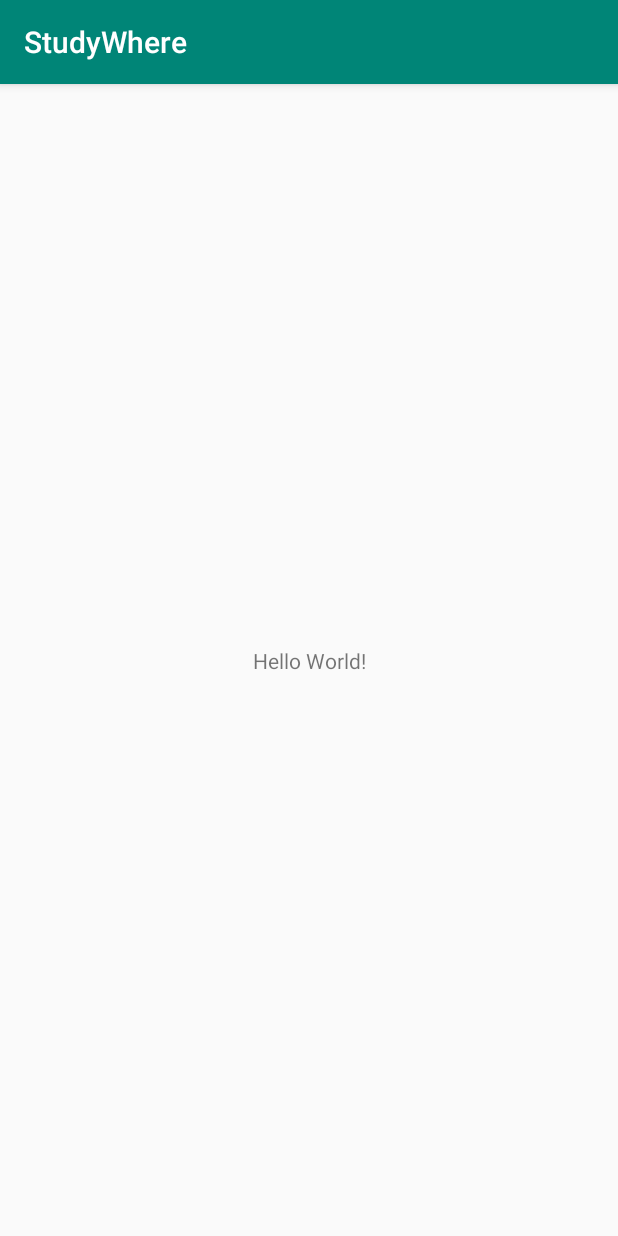
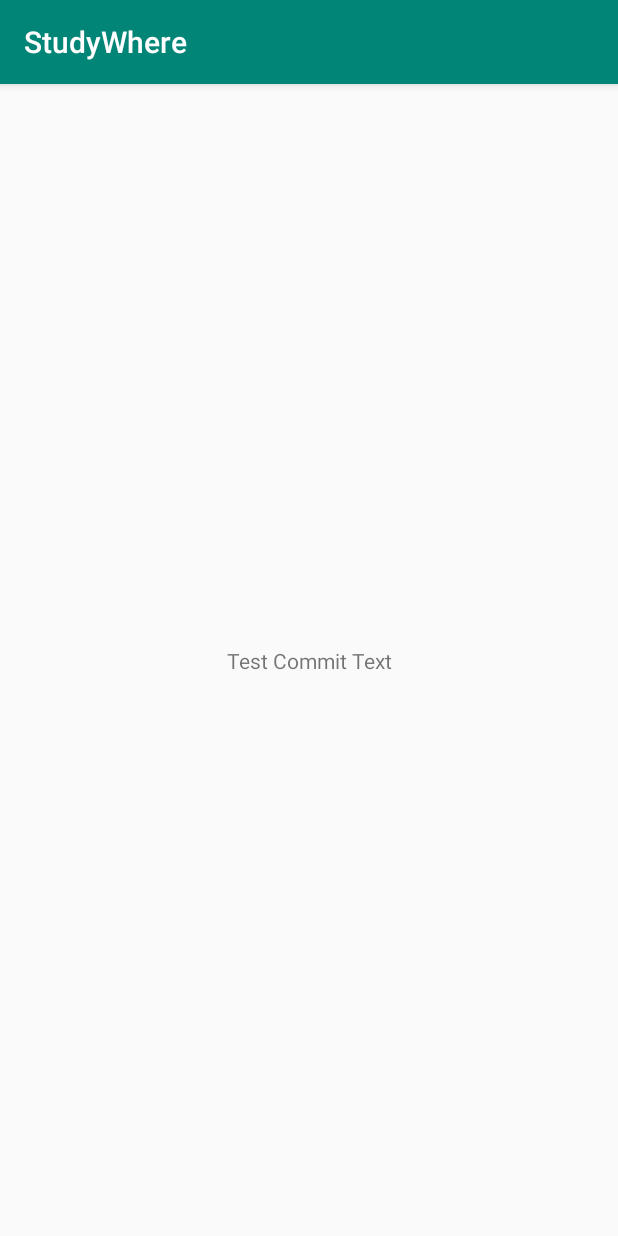
Before and after one commit to winterfreddy/StudyWhere, an Android app: the screen it shows after launch (MainActivity), on a phone screen of 412 x 824 dp. Run offline under Robolectric (Android 15) with nearby library versions, the phone set to English and light mode, and no system bars.

Commit message:
Updated text on MainActivity. Test commit.

```diff
--- a/app/src/main/res/layout/activity_main.xml
+++ b/app/src/main/res/layout/activity_main.xml
@@ -9,7 +9,7 @@
     <TextView
         android:layout_width="wrap_content"
         android:layout_height="wrap_content"
-        android:text="Hello World!"
+        android:text="Test Commit Text"
         app:layout_constraintBottom_toBottomOf="parent"
         app:layout_constraintLeft_toLeftOf="parent"
         app:layout_constraintRight_toRightOf="parent"
```
